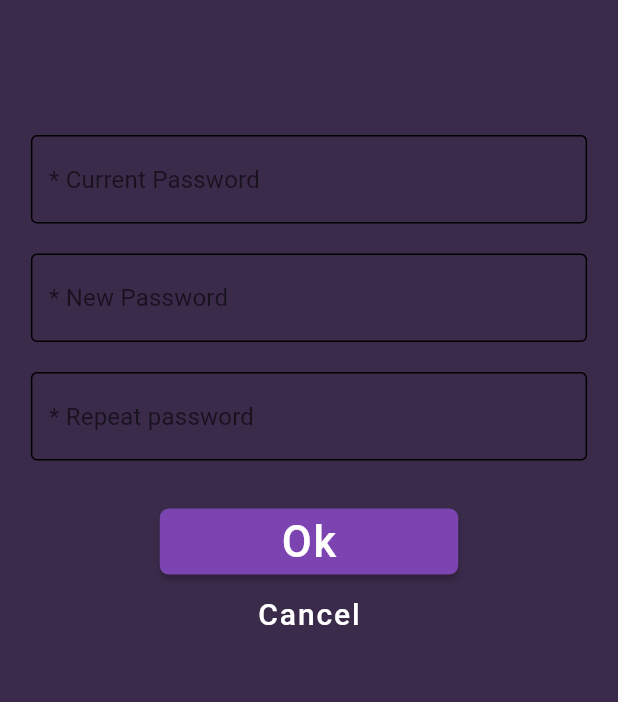
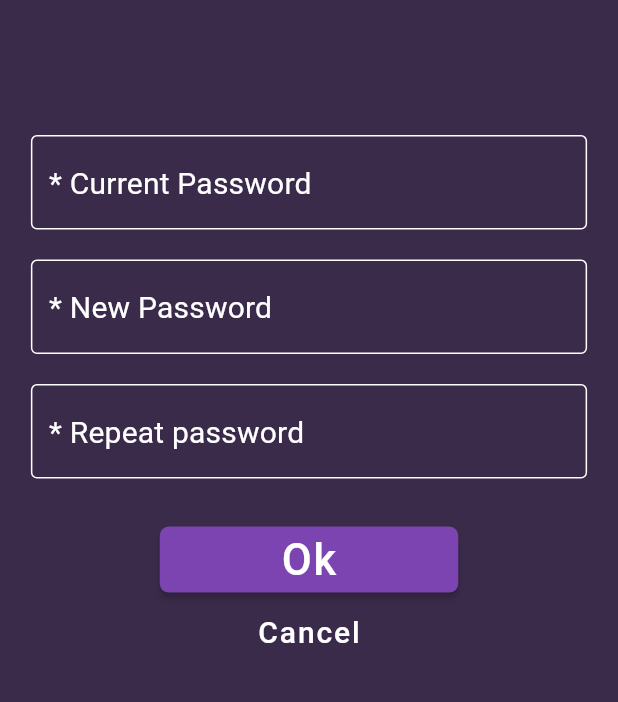
Before and after one commit to kaloyanpepelyashki/OHMIO_application_production, a Flutter app: the ChangePasswordPage screen opened by its route, on a phone screen of 412 x 824 dp, the part 296-998 px from its top. Run offline on Flutter 3.47's test engine with Material 2 defaults, Android fonts, the phone set to English and light mode, and no system bars; our stand-ins replace carousel_slider, connectivity_plus, dotted_border, equatable, fl_chart, flutter_bloc and 12 more; missing offline and left inert: dart:ffi, dart_either, flutter_jailbreak_detection, mqtt_client, onesignal_flutter; accounts and stored records are empty.

Commit message:
Cosmetic changes inputs
Changed the text color, text size and border color to the input fields.

```diff
--- a/lib/features/feature/presentation/widgets/inputField_with_heading.dart
+++ b/lib/features/feature/presentation/widgets/inputField_with_heading.dart
@@ -28,11 +28,18 @@ class InputFieldWithHeading extends StatelessWidget {
                       style:
                           const TextStyle(fontSize: 15, letterSpacing: 1.5))),
           TextField(
+              style: TextStyle(
+                  color: Theme.of(context).colorScheme.primary, fontSize: 19),
               controller: controller,
               obscureText: obscureText,
               decoration: InputDecoration(
+                  hintStyle: TextStyle(
+                      color: Theme.of(context).colorScheme.primary,
+                      fontSize: 20),
                   hintText: placeHolder,
-                  enabledBorder: const OutlineInputBorder()))
+                  enabledBorder: OutlineInputBorder(
+                      borderSide: BorderSide(
+                          color: Theme.of(context).colorScheme.primary))))
         ]));
   }
 }
```
Also changed, not shown: pubspec.lock.
